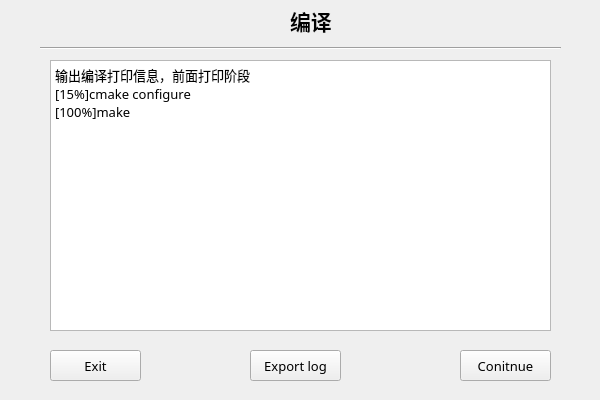
Qt form basebench/build_page.ui (feishengfei/benchUI) before a commit.
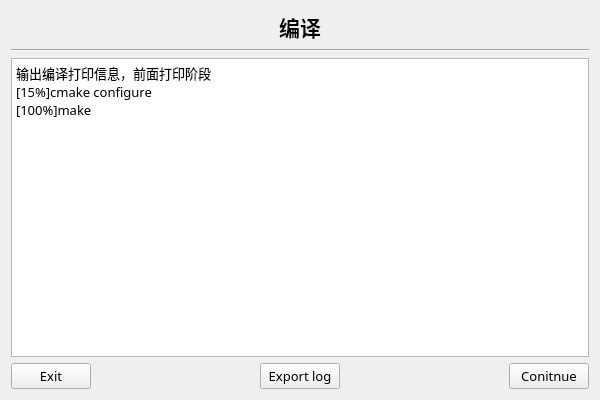
The same form after that commit.

The edit to the form file:
```diff
--- a/basebench/build_page.ui
+++ b/basebench/build_page.ui
@@ -16,17 +16,28 @@
   <property name="autoFillBackground">
    <bool>true</bool>
   </property>
-  <widget class="QPushButton" name="buildExitBtn">
-   <property name="geometry">
-    <rect>
-     <x>50</x>
-     <y>350</y>
-     <width>91</width>
-     <height>31</height>
-    </rect>
-   </property>
+  <layout class="QGridLayout" name="gridLayout">
+   <item row="0" column="0">
+    <layout class="QVBoxLayout" name="verticalLayout">
+     <item>
+      <layout class="QHBoxLayout" name="horizontalLayout_2">
+       <item>
+        <spacer name="horizontalSpacer_3">
+         <property name="orientation">
+          <enum>Qt::Horizontal</enum>
+         </property>
+         <property name="sizeHint" stdset="0">
+          <size>
+           <width>40</width>
+           <height>20</height>
+          </size>
+         </property>
+        </spacer>
+       </item>
+       <item>
+        <widget class="QLabel" name="label">
    <property name="sizePolicy">
-    <sizepolicy hsizetype="Ignored" vsizetype="Ignored">
+          <sizepolicy hsizetype="Expanding" vsizetype="Fixed">
      <horstretch>0</horstretch>
      <verstretch>0</verstretch>
     </sizepolicy>
@@ -34,27 +45,63 @@
    <property name="font">
     <font>
      <family>微软雅黑</family>
-     <pointsize>10</pointsize>
+           <pointsize>16</pointsize>
+           <weight>75</weight>
+           <bold>true</bold>
     </font>
    </property>
    <property name="autoFillBackground">
     <bool>true</bool>
    </property>
    <property name="text">
-    <string>Exit</string>
-   </property>
-  </widget>
+          <string>编译</string>
+         </property>
+         <property name="alignment">
+          <set>Qt::AlignCenter</set>
+         </property>
+        </widget>
+       </item>
+       <item>
+        <spacer name="horizontalSpacer_4">
+         <property name="orientation">
+          <enum>Qt::Horizontal</enum>
+         </property>
+         <property name="sizeHint" stdset="0">
+          <size>
+           <width>40</width>
+           <height>20</height>
+          </size>
+         </property>
+        </spacer>
+       </item>
+      </layout>
+     </item>
+     <item>
+      <widget class="Line" name="line">
+       <property name="sizePolicy">
+        <sizepolicy hsizetype="Expanding" vsizetype="Fixed">
+         <horstretch>0</horstretch>
+         <verstretch>0</verstretch>
+        </sizepolicy>
+       </property>
+       <property name="font">
+        <font>
+         <family>微软雅黑</family>
+         <pointsize>8</pointsize>
+        </font>
+       </property>
+       <property name="autoFillBackground">
+        <bool>true</bool>
+       </property>
+       <property name="orientation">
+        <enum>Qt::Horizontal</enum>
+       </property>
+      </widget>
+     </item>
+     <item>
   <widget class="QTextBrowser" name="textBrowser">
-   <property name="geometry">
-    <rect>
-     <x>50</x>
-     <y>60</y>
-     <width>501</width>
-     <height>271</height>
-    </rect>
-   </property>
    <property name="sizePolicy">
-    <sizepolicy hsizetype="Ignored" vsizetype="Ignored">
+        <sizepolicy hsizetype="Expanding" vsizetype="Expanding">
      <horstretch>0</horstretch>
      <verstretch>0</verstretch>
     </sizepolicy>
@@ -78,47 +125,13 @@
 &lt;p style=&quot; margin-top:0px; margin-bottom:0px; margin-left:0px; margin-right:0px; -qt-block-indent:0; text-indent:0px;&quot;&gt;&lt;span style=&quot; font-family:'SimSun';&quot;&gt;[100%]make&lt;/span&gt;&lt;/p&gt;&lt;/body&gt;&lt;/html&gt;</string>
    </property>
   </widget>
-  <widget class="QLabel" name="label">
-   <property name="geometry">
-    <rect>
-     <x>290</x>
-     <y>0</y>
-     <width>91</width>
-     <height>41</height>
-    </rect>
-   </property>
+     </item>
+     <item>
+      <layout class="QHBoxLayout" name="horizontalLayout">
+       <item>
+        <widget class="QPushButton" name="buildExitBtn">
    <property name="sizePolicy">
-    <sizepolicy hsizetype="Ignored" vsizetype="Ignored">
-     <horstretch>0</horstretch>
-     <verstretch>0</verstretch>
-    </sizepolicy>
-   </property>
-   <property name="font">
-    <font>
-     <family>微软雅黑</family>
-     <pointsize>16</pointsize>
-     <weight>75</weight>
-     <bold>true</bold>
-    </font>
-   </property>
-   <property name="autoFillBackground">
-    <bool>true</bool>
-   </property>
-   <property name="text">
-    <string>编译</string>
-   </property>
-  </widget>
-  <widget class="QPushButton" name="buildContinueBtn">
-   <property name="geometry">
-    <rect>
-     <x>460</x>
-     <y>350</y>
-     <width>91</width>
-     <height>31</height>
-    </rect>
-   </property>
-   <property name="sizePolicy">
-    <sizepolicy hsizetype="Ignored" vsizetype="Ignored">
+          <sizepolicy hsizetype="Fixed" vsizetype="Fixed">
      <horstretch>0</horstretch>
      <verstretch>0</verstretch>
     </sizepolicy>
@@ -133,20 +146,27 @@
     <bool>true</bool>
    </property>
    <property name="text">
-    <string>Conitnue</string>
-   </property>
-  </widget>
+          <string>Exit</string>
+         </property>
+        </widget>
+       </item>
+       <item>
+        <spacer name="horizontalSpacer">
+         <property name="orientation">
+          <enum>Qt::Horizontal</enum>
+         </property>
+         <property name="sizeHint" stdset="0">
+          <size>
+           <width>40</width>
+           <height>20</height>
+          </size>
+         </property>
+        </spacer>
+       </item>
+       <item>
   <widget class="QPushButton" name="buildExportBtn">
-   <property name="geometry">
-    <rect>
-     <x>250</x>
-     <y>350</y>
-     <width>91</width>
-     <height>31</height>
-    </rect>
-   </property>
    <property name="sizePolicy">
-    <sizepolicy hsizetype="Ignored" vsizetype="Ignored">
+          <sizepolicy hsizetype="Fixed" vsizetype="Fixed">
      <horstretch>0</horstretch>
      <verstretch>0</verstretch>
     </sizepolicy>
@@ -164,17 +184,24 @@
     <string>Export log</string>
    </property>
   </widget>
-  <widget class="Line" name="line">
-   <property name="geometry">
-    <rect>
-     <x>40</x>
-     <y>40</y>
-     <width>521</width>
-     <height>16</height>
-    </rect>
-   </property>
+       </item>
+       <item>
+        <spacer name="horizontalSpacer_2">
+         <property name="orientation">
+          <enum>Qt::Horizontal</enum>
+         </property>
+         <property name="sizeHint" stdset="0">
+          <size>
+           <width>40</width>
+           <height>20</height>
+          </size>
+         </property>
+        </spacer>
+       </item>
+       <item>
+        <widget class="QPushButton" name="buildContinueBtn">
    <property name="sizePolicy">
-    <sizepolicy hsizetype="Ignored" vsizetype="Ignored">
+          <sizepolicy hsizetype="Fixed" vsizetype="Fixed">
      <horstretch>0</horstretch>
      <verstretch>0</verstretch>
     </sizepolicy>
@@ -182,16 +209,22 @@
    <property name="font">
     <font>
      <family>微软雅黑</family>
-     <pointsize>8</pointsize>
+           <pointsize>10</pointsize>
     </font>
    </property>
    <property name="autoFillBackground">
     <bool>true</bool>
    </property>
-   <property name="orientation">
-    <enum>Qt::Horizontal</enum>
-   </property>
-  </widget>
+         <property name="text">
+          <string>Conitnue</string>
+         </property>
+        </widget>
+       </item>
+      </layout>
+     </item>
+    </layout>
+   </item>
+  </layout>
  </widget>
  <resources/>
  <connections/>
```
Lines whose indentation alone changed are shown as unchanged.
